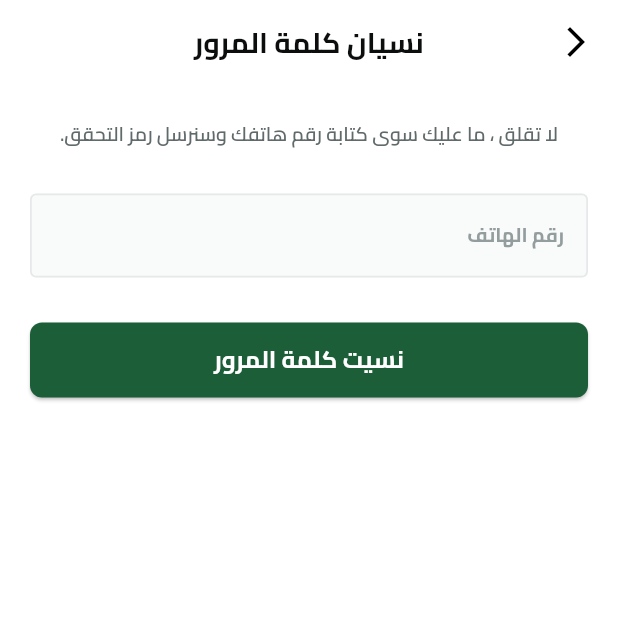
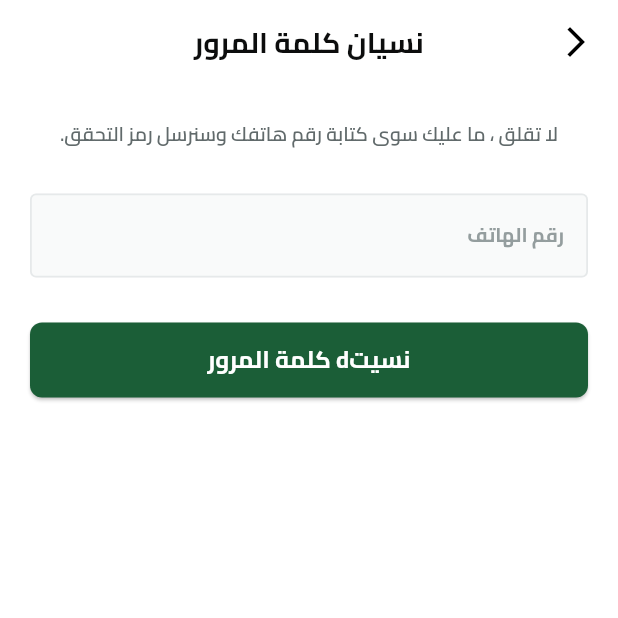
Before and after one commit to mohamed-abdelmaboud1/fruit_hub, a Flutter app: the screen it shows after launch, after a tap on "تخط", after a tap on "نسيت كلمة المرور؟", on a phone screen of 412 x 824 dp, the top half of it. Run offline on Flutter 3.47's test engine with Material 3 defaults, Android fonts, the phone set to English and light mode, and no system bars; our stand-ins replace dartz, device_preview, dots_indicator, firebase_auth, firebase_core, flutter_bloc and 8 more; accounts and stored records are empty.

```diff
--- a/lib/features/auth/ui/view/sign_up_view.dart
+++ b/lib/features/auth/ui/view/sign_up_view.dart
@@ -2,8 +2,8 @@ import 'dart:developer';
 
 import 'package:flutter/material.dart';
 import 'package:flutter_bloc/flutter_bloc.dart';
-fiximport '../../../../core/widgets/custom_app_bar.dart';
-import 'package:fruit_hub/features/auth/logic/sign_up_cubit/sign_up_cubit.dart';
+import '../../../../core/widgets/custom_app_bar.dart';
+import '../../logic/sign_up_cubit/sign_up_cubit.dart';
 import 'package:go_router/go_router.dart';
 
 import '../../../../core/helper/show_custom_snack_bar.dart';
--- a/lib/features/auth/ui/widgets/login_email_field.dart
+++ b/lib/features/auth/ui/widgets/login_email_field.dart
@@ -1,6 +1,8 @@
 import 'package:flutter/material.dart';
 import 'package:fruit_hub/features/auth/logic/sign_in_cubit/sign_in_cubit.dart';
 import 'package:fruit_hub/features/auth/ui/widgets/custom_text_form_field.dart';
+
+import '../../../../core/utils/validator_helper.dart';
 
 class LoginEmailField extends StatelessWidget {
   const LoginEmailField({
@@ -12,6 +14,7 @@ class LoginEmailField extends StatelessWidget {
     return CustomTextFormField(
       labeltext: 'البريد الإلكتروني',
       keyboardType: TextInputType.emailAddress,
+      validator: ValidatorHelper.validateEmail,
       onSaved: (value) {
         SignInCubit.get(context).email = value!;
       },
--- a/lib/features/auth/ui/widgets/login_password_field.dart
+++ b/lib/features/auth/ui/widgets/login_password_field.dart
@@ -1,5 +1,6 @@
 import 'package:flutter/material.dart';
 import 'package:flutter_hooks/flutter_hooks.dart';
+import 'package:fruit_hub/core/utils/validator_helper.dart';
 import 'package:fruit_hub/features/auth/ui/widgets/custom_text_form_field.dart';
 
 import '../../logic/sign_in_cubit/sign_in_cubit.dart';
@@ -14,6 +15,7 @@ class LoginPasswordField extends HookWidget {
     final isVisible = useState<bool>(true);
 
     return CustomTextFormField(
+      validator: ValidatorHelper.validatePassword,
       labeltext: 'كلمة المرور',
       obscureText: isVisible.value,
       keyboardType: TextInputType.visiblePassword,
--- a/lib/features/auth/ui/widgets/login_view_body.dart
+++ b/lib/features/auth/ui/widgets/login_view_body.dart
@@ -1,10 +1,9 @@
 import 'package:flutter/material.dart';
-import 'package:fruit_hub/core/constants/constant.dart';
-import 'package:fruit_hub/core/widgets/custom_button.dart';
-import 'package:fruit_hub/features/auth/logic/sign_in_cubit/sign_in_cubit.dart';
-import 'package:fruit_hub/features/auth/ui/widgets/or_divider_widget.dart';
 import 'package:gap/gap.dart';
 
+import '../../../../core/constants/constant.dart';
+import '../../../../core/widgets/custom_button.dart';
+import '../../logic/sign_in_cubit/sign_in_cubit.dart';
 import 'create_account_row.dart';
 import 'forgot_password_text_button.dart';
 import 'login_email_field.dart';
@@ -13,6 +12,7 @@ import 'login_password_field.dart';
 import 'login_with_apple.dart';
 import 'login_with_facebook.dart';
 import 'login_with_google.dart';
+import 'or_divider_widget.dart';
 
 class LoginViewBody extends StatelessWidget {
   const LoginViewBody({
@@ -25,6 +25,9 @@ class LoginViewBody extends StatelessWidget {
       padding: EdgeInsets.symmetric(
         horizontal: KHorzintalPadding,
       ),
+      child: Form(
+        key: SignInCubit.get(context).formKey,
+        autovalidateMode: SignInCubit.get(context).autovalidateMode,
         child: Column(
           children: [
             LoginHeader(),
@@ -54,6 +57,7 @@ class LoginViewBody extends StatelessWidget {
             LoginWithFacebook(),
           ],
         ),
+      ),
     );
   }
 }
--- a/lib/features/auth/ui/widgets/password_view_body.dart
+++ b/lib/features/auth/ui/widgets/password_view_body.dart
@@ -1,11 +1,12 @@
 import 'package:flutter/material.dart';
-import 'package:fruit_hub/core/constants/constant.dart';
-import 'package:fruit_hub/core/routing/app_router.dart';
-import 'package:fruit_hub/core/widgets/custom_button.dart';
-import 'package:fruit_hub/features/auth/ui/widgets/reset_password_text_field.dart';
-import 'package:fruit_hub/features/auth/ui/widgets/verification_text.dart';
 import 'package:gap/gap.dart';
 import 'package:go_router/go_router.dart';
+
+import '../../../../core/constants/constant.dart';
+import '../../../../core/routing/app_router.dart';
+import '../../../../core/widgets/custom_button.dart';
+import 'reset_password_text_field.dart';
+import 'verification_text.dart';
 
 class PasswordViewBody extends StatelessWidget {
   const PasswordViewBody({
@@ -27,7 +28,7 @@ class PasswordViewBody extends StatelessWidget {
             onPressed: () {
               context.push(AppRouter.verification);
             },
-            text: 'نسيت كلمة المرور',
+            text: 'نسيتd كلمة المرور',
           ),
         ],
       ),
```
Also changed, not shown: lib/features/auth/ui/widgets/sign_up_view_body.dart (+5 -5 lines). Lines whose indentation alone changed are shown as unchanged.
